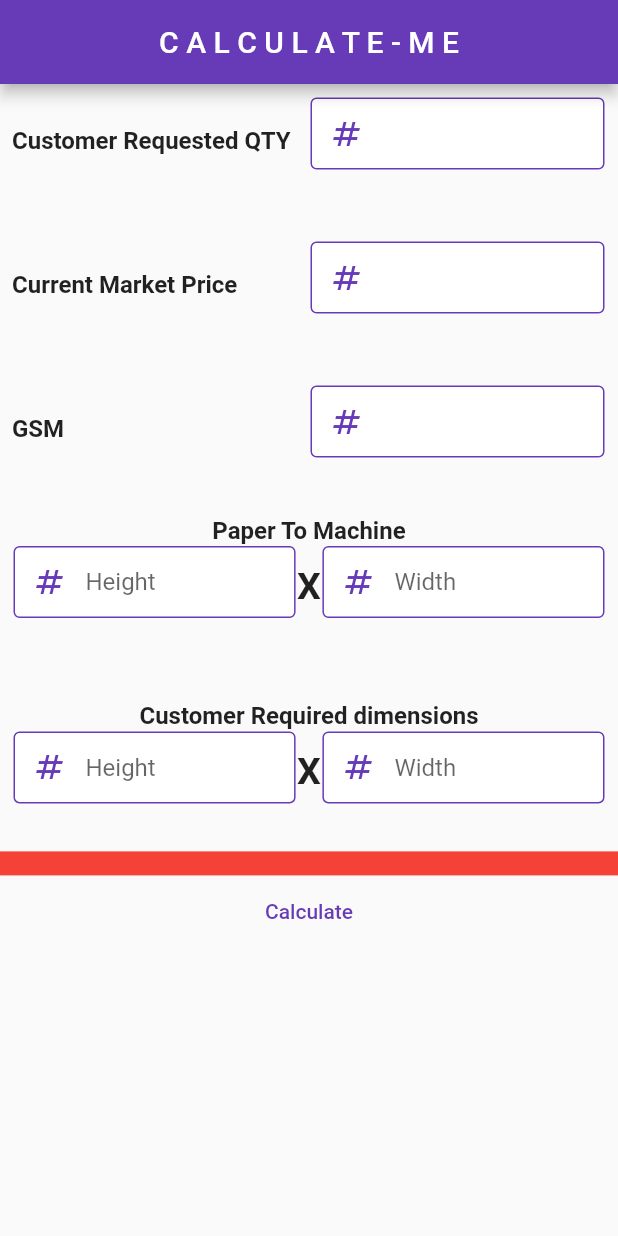
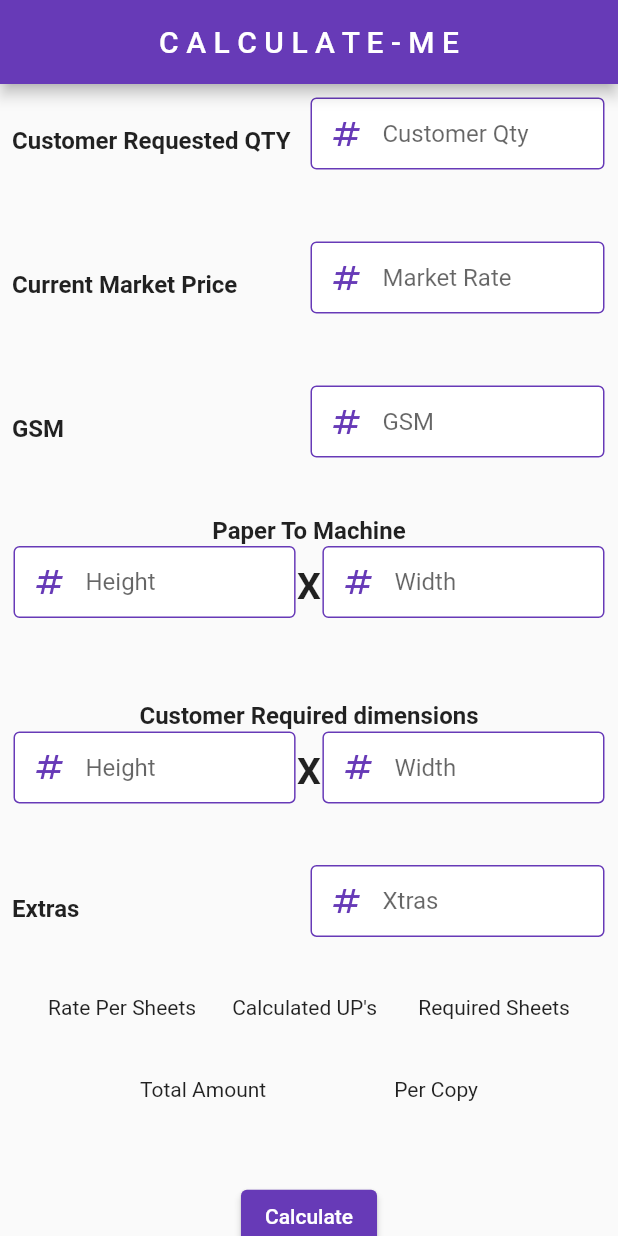
Before and after one commit to ishaquekannoth/birijith, a Flutter app: the screen it shows after launch, on a phone screen of 412 x 824 dp. Run offline on Flutter 3.47's test engine with Material 2 defaults, Android fonts, the phone set to English and light mode, and no system bars; our stand-ins replace get.

Commit message:
begin to finalise

```diff
--- a/lib/controllers/controller.dart
+++ b/lib/controllers/controller.dart
@@ -1,24 +1,33 @@
 import 'package:brijith/constants/constants.dart';
 import 'package:flutter/material.dart';
-import 'package:get/state_manager.dart';
+import 'package:get/get.dart';
 
 class CommonController extends GetxController {
+  final formKey = GlobalKey<FormState>();
   final customerRequestedQty = TextEditingController().obs;
   final marketRate = TextEditingController().obs;
   final gsm = TextEditingController().obs;
+  final extras = TextEditingController().obs;
   RxString ups = "".obs;
   RxString ratePerSheet = "".obs;
+  RxString requiredSheets = "".obs;
+  RxString result = "".obs;
+  RxString ratePerCopy = "".obs;
   final machinePaperSize =
       [TextEditingController(), TextEditingController()].obs;
   final requestedPaperSize =
       [TextEditingController(), TextEditingController()].obs;
 
   onCalculateButtonClick() {
+    if (formKey.currentState!.validate()) {
       ups.value = optimumQuantity(
               double.parse(machinePaperSize[0].value.text.toString()),
               double.parse(machinePaperSize[1].value.text.toString()),
               double.parse(requestedPaperSize[0].value.text.toString()),
               double.parse(requestedPaperSize[1].value.text.toString()))
+          .toString();
+      requiredSheets.value = calculateRequiredSheets(
+              int.parse(customerRequestedQty.value.text), int.parse(ups.value))
           .toString();
       ratePerSheet.value = calculateRatePerSheet(
               double.parse(machinePaperSize[0].value.text),
@@ -26,6 +35,17 @@ class CommonController extends GetxController {
               int.parse(gsm.value.text),
               double.parse(marketRate.value.text))
           .toString();
+      result.value = resultCalculator(int.parse(requiredSheets.value),
+              double.parse(ratePerSheet.value), double.parse(extras.value.text))
+          .toString();
+      ratePerCopy.value = ratePerCopyCalculator(
+              double.parse(result.value),
+              double.parse(customerRequestedQty.value.text),
+              double.parse(extras.value.text))
+          .toString();
+    } else {
+      Get.snackbar("Missing data", "please Fill all filelds");
+    }
   }
 
   int optimumQuantity(
@@ -45,4 +65,18 @@ class CommonController extends GetxController {
       double paperHeight, double paperWidth, int gsmSize, double matrketRate) {
     return (paperHeight * paperWidth) * (gsmSize) * (matrketRate) / divisor;
   }
+
+  int calculateRequiredSheets(int requestedQty, int requiredUps) {
+    return requestedQty ~/ requiredUps;
   }
+
+  double resultCalculator(
+      int requiredSheet, double ratePerSheet, double extras) {
+    return (requiredSheet * ratePerSheet) + extras;
+  }
+
+  double ratePerCopyCalculator(
+      double totalAmount, double requestQty, double others) {
+    return totalAmount / requestQty;
+  }
+}
--- a/lib/pages/home.dart
+++ b/lib/pages/home.dart
@@ -19,6 +19,7 @@ class HomeView extends StatelessWidget {
       ),
       body: SingleChildScrollView(
         child: Form(
+          key: controller.formKey,
           child: Column(
             children: [
               Padding(
@@ -39,6 +40,7 @@ class HomeView extends StatelessWidget {
                         child: SizedBox(
                             height: 80,
                             child: CustomFormField(
+                              hintText: "Customer Qty",
                               controller: controller.customerRequestedQty.value,
                             )))
                   ],
@@ -62,6 +64,7 @@ class HomeView extends StatelessWidget {
                         child: SizedBox(
                             height: 80,
                             child: CustomFormField(
+                              hintText: "Market Rate",
                               controller: controller.marketRate.value,
                             )))
                   ],
@@ -85,6 +88,7 @@ class HomeView extends StatelessWidget {
                         child: SizedBox(
                             height: 80,
                             child: CustomFormField(
+                              hintText: "GSM",
                               controller: controller.gsm.value,
                             )))
                   ],
@@ -184,19 +188,112 @@ class HomeView extends StatelessWidget {
                   ],
                 ),
               ),
+              Padding(
+                padding: const EdgeInsets.all(8.0),
+                child: SizedBox(
+                    child: Row(
+                  mainAxisAlignment: MainAxisAlignment.spaceBetween,
+                  children: [
+                    const Flexible(
+                        child: Padding(
+                      padding: EdgeInsets.only(bottom: 20.0),
+                      child: Text(
+                        "Extras",
+                        style: commonTextStyle,
+                      ),
+                    )),
+                    Flexible(
+                        child: SizedBox(
+                            height: 80,
+                            child: CustomFormField(
+                              hintText: "Xtras",
+                              controller: controller.extras.value,
+                            )))
+                  ],
+                )),
+              ),
               Obx(() => Container(
-                  padding: const EdgeInsets.symmetric(horizontal: 8),
-                  width: size.width,
-                  decoration:
-                      const BoxDecoration(border: Border(), color: Colors.red),
-                  child: Row(
-                    mainAxisAlignment: MainAxisAlignment.spaceEvenly,
-                    children: [
-                      Text(controller.ratePerSheet.value),
-                      Text(controller.ups.value),
-                    ],
-                  ))),
-              TextButton(
+                    height: size.height * .15,
+                    padding: const EdgeInsets.symmetric(horizontal: 8),
+                    width: size.width,
+                    decoration: const BoxDecoration(
+                      border: Border(),
+                    ),
+                    child: Column(
+                      children: [
+                        Row(
+                          mainAxisAlignment: MainAxisAlignment.spaceEvenly,
+                          children: [
+                            Column(
+                              children: [
+                                const Text("Rate Per Sheets"),
+                                Text(
+                                  controller.ratePerSheet.value,
+                                  style: commonTextStyle.copyWith(
+                                      overflow: TextOverflow.ellipsis),
+                                ),
+                              ],
+                            ),
+                            Column(
+                              children: [
+                                const Text("Calculated UP's "),
+                                Text(
+                                  controller.ups.value,
+                                  style: commonTextStyle.copyWith(
+                                      overflow: TextOverflow.ellipsis),
+                                ),
+                              ],
+                            ),
+                            Column(
+                              children: [
+                                const Text("Required Sheets"),
+                                Text(
+                                  controller.requiredSheets.value,
+                                  style: commonTextStyle.copyWith(
+                                      overflow: TextOverflow.ellipsis),
+                                )
+                              ],
+                            ),
+                          ],
+                        ),
+                        const SizedBox(
+                          height: 20,
+                        ),
+                        Row(
+                          mainAxisAlignment: MainAxisAlignment.spaceEvenly,
+                          children: [
+                            Column(
+                              children: [
+                                const Padding(
+                                  padding: EdgeInsets.only(bottom: 8.0),
+                                  child: Text("Total Amount"),
+                                ),
+                                Text(
+                                  controller.result.value,
+                                  style: commonTextStyle.copyWith(
+                                      overflow: TextOverflow.ellipsis),
+                                ),
+                              ],
+                            ),
+                            Column(
+                              children: [
+                                const Padding(
+                                  padding: EdgeInsets.only(bottom: 8.0),
+                                  child: Text("Per Copy"),
+                                ),
+                                Text(
+                                  controller.ratePerCopy.value,
+                                  style: commonTextStyle.copyWith(
+                                      overflow: TextOverflow.ellipsis),
+                                ),
+                              ],
+                            ),
+                          ],
+                        )
+                      ],
+                    ),
+                  )),
+              ElevatedButton(
                   onPressed: () {
                     controller.onCalculateButtonClick();
                   },
```
Lines whose indentation alone changed are shown as unchanged.
